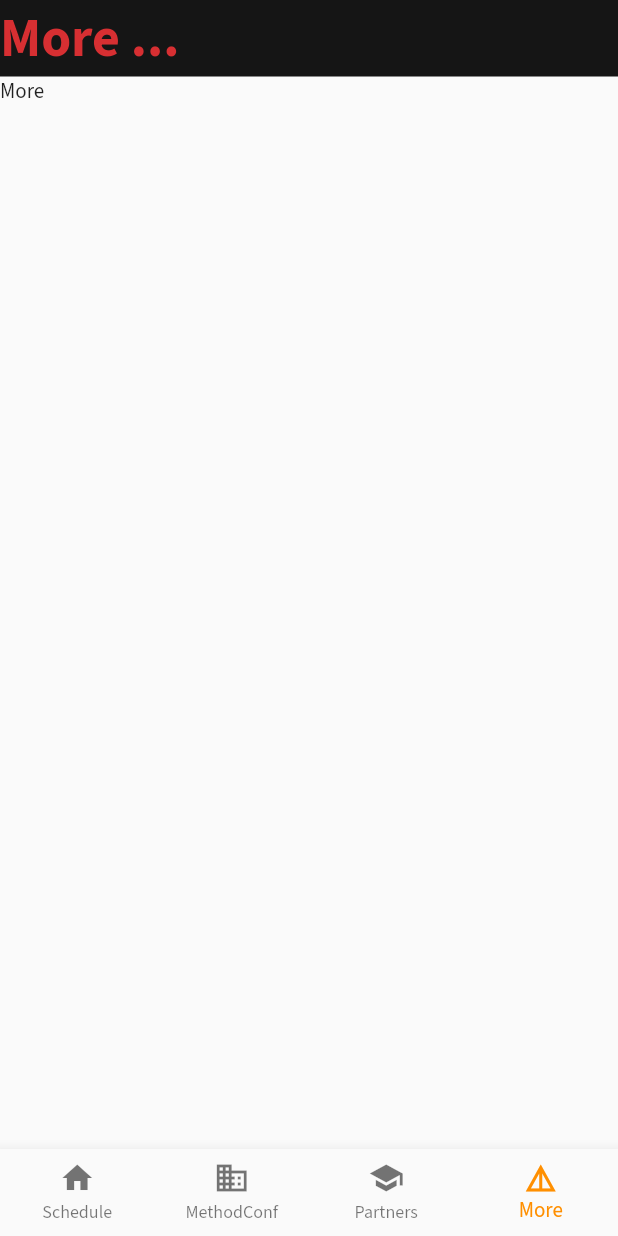
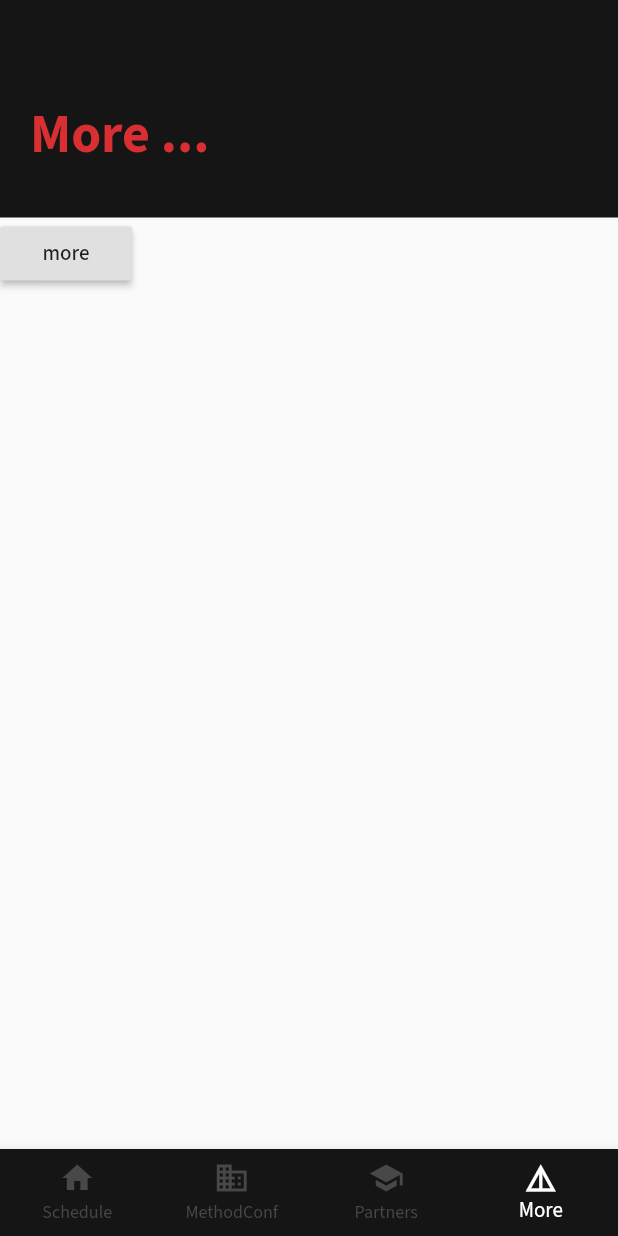
Before and after one commit to sgfdevs/method_conf_app, a Flutter app: the screen it shows after launch, item 4 of the bottom bar chosen, on a phone screen of 412 x 824 dp. Run offline on Flutter 3.47's test engine with Material 2 defaults, Android fonts, the phone set to English and light mode, and no system bars; our stand-ins replace flutter_dotenv, google_fonts, sentry.

Commit message:
Add back button on nested routes. WIP BottomNavigationBar custtomization

```diff
--- a/lib/screens/more_screen.dart
+++ b/lib/screens/more_screen.dart
@@ -1,4 +1,5 @@
 import 'package:flutter/material.dart';
+import 'package:method_conf_app/widgets/app_navigator.dart';
 
 import 'package:method_conf_app/widgets/app_screen.dart';
 
@@ -9,6 +10,26 @@ class MoreScreen extends StatelessWidget {
       title: 'More ...',
       body: Column(
         children: <Widget>[
+          Container(
+              child: RaisedButton(
+            child: Text('more'),
+            onPressed: () {
+              AppNavigator.pushNamed('/more/nested');
+            },
+          )),
+        ],
+      ),
+    );
+  }
+}
+
+class NestedMoreScreen extends StatelessWidget {
+  @override
+  Widget build(BuildContext context) {
+    return AppScreen(
+      title: 'Nested More ...',
+      body: Column(
+        children: <Widget>[
           Container(child: Text('More')),
         ],
       ),
--- a/lib/theme.dart
+++ b/lib/theme.dart
@@ -7,6 +7,7 @@ class AppColors {
   static const accent = Color(0xffd72f32);
   static const primaryDark = Color(0xff151515);
   static const primary = Color(0xff232323);
+  static const primaryLight = Color(0xff484848);
   static const neutral = Color(0xff979797);
   static const neutralMidLight = Color(0xffb7b7b7);
   static const neutralLight = Color(0xfff3f3f3);
--- a/lib/widgets/app_navigation.dart
+++ b/lib/widgets/app_navigation.dart
@@ -5,6 +5,7 @@ import 'package:method_conf_app/screens/not_found_screen.dart';
 import 'package:method_conf_app/screens/partners_screen.dart';
 import 'package:method_conf_app/screens/schedule_screen.dart';
 import 'package:method_conf_app/screens/social_feed_screen.dart';
+import 'package:method_conf_app/theme.dart';
 import 'package:method_conf_app/widgets/app_navigator.dart';
 
 Map<String, WidgetBuilder> routes = {
@@ -12,6 +13,7 @@ Map<String, WidgetBuilder> routes = {
   '/social-feed': (context) => SocialFeedScreen(),
   '/partners': (context) => PartnersScreen(),
   '/more': (context) => MoreScreen(),
+  '/more/nested': (context) => NestedMoreScreen(),
 };
 
 var navigationItems  = [
@@ -63,12 +65,16 @@ class _AppNavigationState extends State<AppNavigation> {
         notFoundBuilder: (context) => NotFoundScreen(),
         onRouteChange: _updateTabIndexOnRouteChange,
       ),
-      bottomNavigationBar: BottomNavigationBar(
-        type: BottomNavigationBarType.fixed,
-        items: navigationItems.map((i) => i.item).toList(),
-        currentIndex: _selectedIndex,
-        selectedItemColor: Colors.amber[800],
-        onTap: _onItemTapped,
+      bottomNavigationBar: Theme(
+        data: Theme.of(context).copyWith(canvasColor: AppColors.primaryDark),
+        child: BottomNavigationBar(
+          type: BottomNavigationBarType.fixed,
+          items: navigationItems.map((i) => i.item).toList(),
+          currentIndex: _selectedIndex,
+          selectedItemColor: Colors.white,
+          unselectedItemColor: AppColors.primaryLight,
+          onTap: _onItemTapped,
+        ),
       ),
     );
   }
--- a/lib/widgets/app_screen.dart
+++ b/lib/widgets/app_screen.dart
@@ -1,5 +1,9 @@
 import 'package:flutter/material.dart';
+
 import 'package:method_conf_app/theme.dart';
+import 'package:method_conf_app/widgets/app_navigator.dart';
+
+var buildBackButtonCalled = 0;
 
 class AppScreen extends StatelessWidget {
   final Widget body;
@@ -31,9 +35,17 @@ class AppScreen extends StatelessWidget {
         crossAxisAlignment: CrossAxisAlignment.start,
         children: <Widget>[
           Padding(
-            padding: EdgeInsets.only(top: MediaQuery.of(context).padding.top),
+            padding: EdgeInsets.only(
+              top: MediaQuery.of(context).padding.top,
+              bottom: 40,
+            ),
           ),
           preHeader ?? Container(),
+          Padding(
+            padding: EdgeInsets.symmetric(horizontal: 20),
+            child: Column(
+              crossAxisAlignment: CrossAxisAlignment.start,
+              children: <Widget>[
                 _buildBackButton(context),
                 Text(
                   title,
@@ -43,13 +55,41 @@ class AppScreen extends StatelessWidget {
                       fontSize: 36,
                       fontWeight: FontWeight.bold),
                 ),
+              ],
+            ),
+          ),
           postTitle ?? Container(),
+          Padding(padding: EdgeInsets.only(bottom: 30)),
         ],
       ),
     );
   }
 
   Widget _buildBackButton(BuildContext context) {
-    return Container();
+    var currentRouteName = ModalRoute.of(context).settings.name;
+
+    return Visibility(
+      visible: _isNestedRoute(currentRouteName),
+      maintainSize: true,
+      maintainAnimation: true,
+      maintainState: true,
+      maintainInteractivity: false,
+      child: GestureDetector(
+        child: Row(
+          children: <Widget>[
+            Icon(Icons.chevron_left, color: Colors.white),
+            Text('Back', style: TextStyle(color: Colors.white)),
+          ],
+        ),
+        onTap: () {
+          AppNavigator.pop();
+        },
+      ),
+    );
+  }
+
+  bool _isNestedRoute(String routeName) {
+    var segments = routeName.split('/').where((s) => s != '');
+    return segments.length >= 2;
   }
 }
```
Lines whose indentation alone changed are shown as unchanged.
